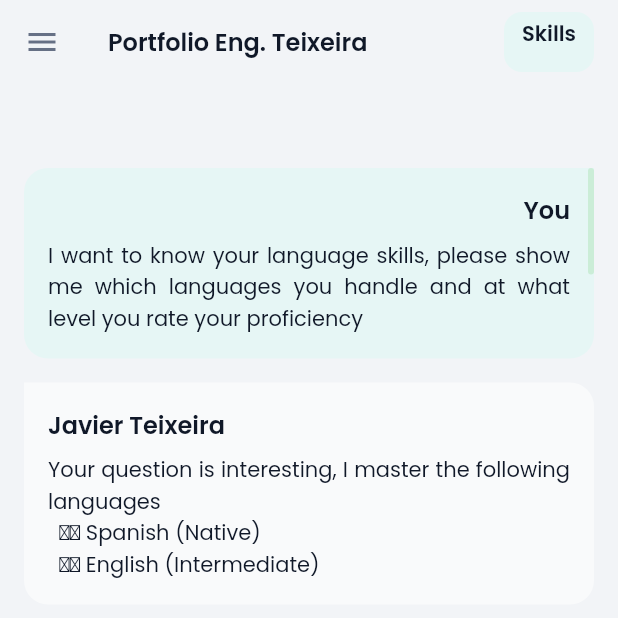
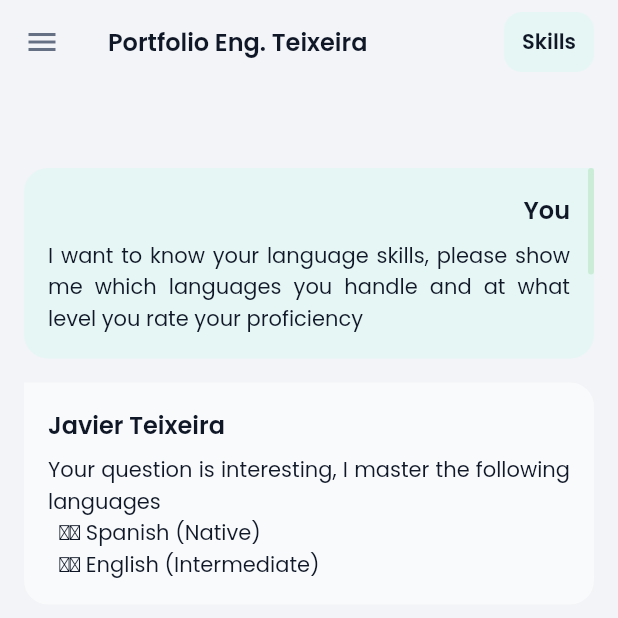
Before and after one commit to Teixeira49/portafolio, a Flutter app: the screen it shows after launch, after a tap on "Ask your question...", after a tap on "What skills do you have?", on a phone screen of 412 x 824 dp, the top half of it. Run offline on Flutter 3.47's test engine with Material 3 defaults, Android fonts, the light colour scheme and no system bars; our stand-ins replace equatable, flutter_bloc, flutter_svg, gap, get_it, google_fonts and 1 more; generated files the repository leaves out were written again.

Commit message:
Update custom badged widget text alignment

```diff
--- a/lib/src/shared/presentation/widgets/custom_badged.dart
+++ b/lib/src/shared/presentation/widgets/custom_badged.dart
@@ -19,9 +19,11 @@ class CustomTitleBadged extends StatelessWidget {
       horizontal: WidthValues.spacingSm,
       vertical: WidthValues.spacingXxs,
     ),
-    child: Text(
-      selectChatName(context, name),
-      style: ExtendedTextTheme.titleSmall(context),
+    child: Center(
+      child: Text(
+        selectChatName(context, name),
+        style: ExtendedTextTheme.titleSmall(context),
+      ),
     ),
   );
 
```
